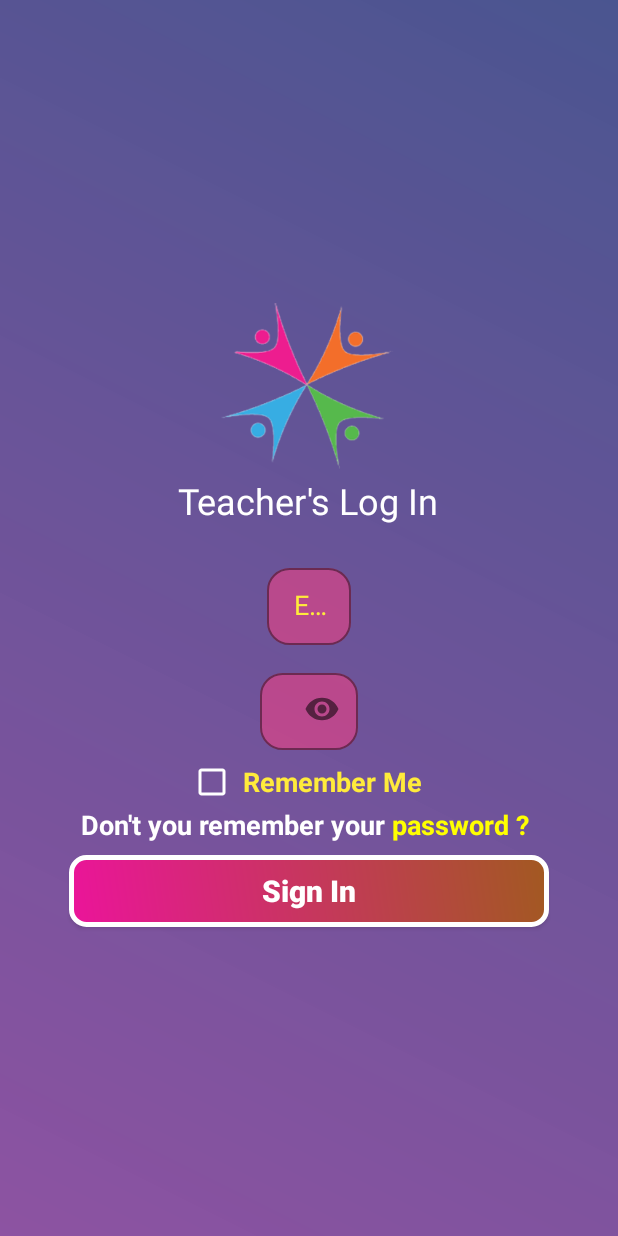
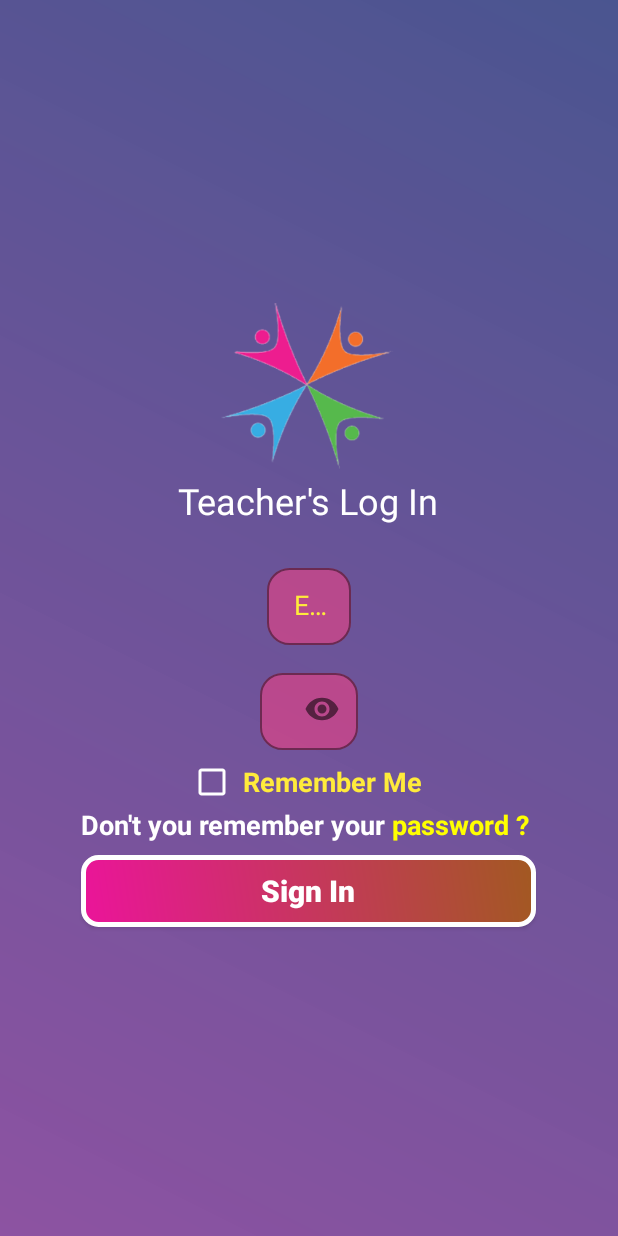
Before and after one commit to Uni-chat/Uni_Chat_Pro, an Android app: the fragment TeacherLogin placed in its activity, on a phone screen of 412 x 824 dp. Run offline under Robolectric (Android 15) with nearby library versions, the phone set to English and light mode, and no system bars; 1 statement that could not run was skipped.

Commit message:
Teacher Activity Button Ems

```diff
--- a/app/src/main/res/layout/fragment_teacher_login.xml
+++ b/app/src/main/res/layout/fragment_teacher_login.xml
@@ -119,13 +119,14 @@
 
         <Button
             android:id="@+id/signInValue"
-            android:layout_width="320dp"
+            android:layout_width="wrap_content"
             android:layout_height="wrap_content"
             android:layout_margin="8dp"
             android:background="@drawable/autotxtdesign"
             android:textColor="#FFFFFF"
             android:textStyle="bold"
             android:textSize="20dp"
+            android:ems="13"
             android:text="Sign In"
             android:textAllCaps="false"/>
     </LinearLayout>
--- a/app/src/main/res/values/colors.xml
+++ b/app/src/main/res/values/colors.xml
@@ -1,8 +1,8 @@
 <?xml version="1.0" encoding="utf-8"?>
 <resources xmlns:tools="http://schemas.android.com/tools">
         <!--        008577 color Primary default-->
-        <color name="colorPrimary">#C4152370</color>
-        <color name="colorPrimaryDark">#C4152370</color>
+        <color name="colorPrimary">#008577</color>
+        <color name="colorPrimaryDark">#5B5494</color>
         <color name="colorAccent">#D81B60</color>
         <color name="background_color">#009688</color>
         <color name="background_color2">#32a0a8</color>
```
